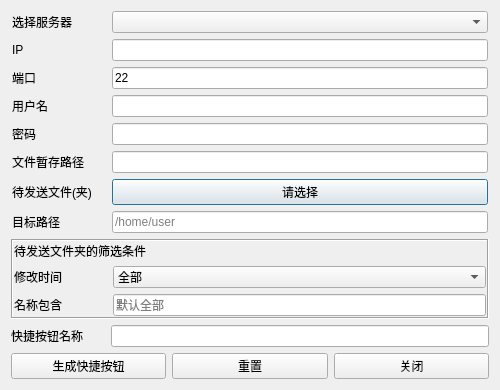
Qt form UI/send_files_dlg.ui (xingqi-git/OneClick) before a commit.
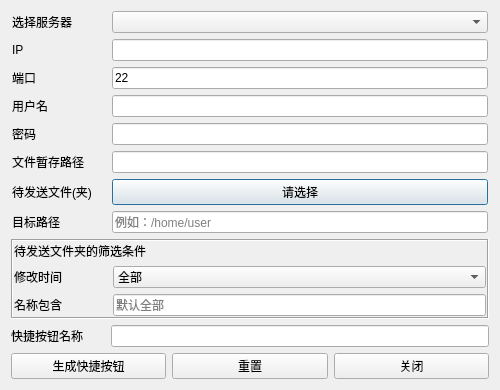
The same form after that commit.

Patch:
```diff
--- a/UI/send_files_dlg.ui
+++ b/UI/send_files_dlg.ui
@@ -129,7 +129,7 @@
         <string/>
        </property>
        <property name="placeholderText">
-        <string>/home/user</string>
+        <string>例如：/home/user</string>
        </property>
       </widget>
      </item>
```
